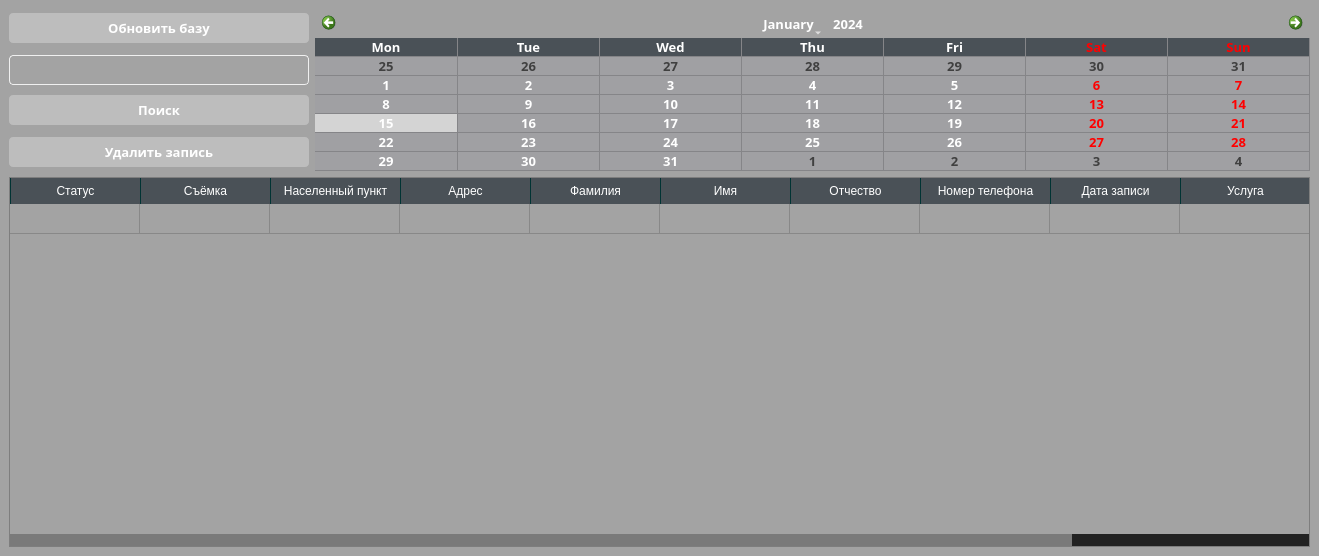
The window that ui/viewAllFormUi.ui (JavelinSx/kadastr) describes before a commit, drawn with Qt 5.
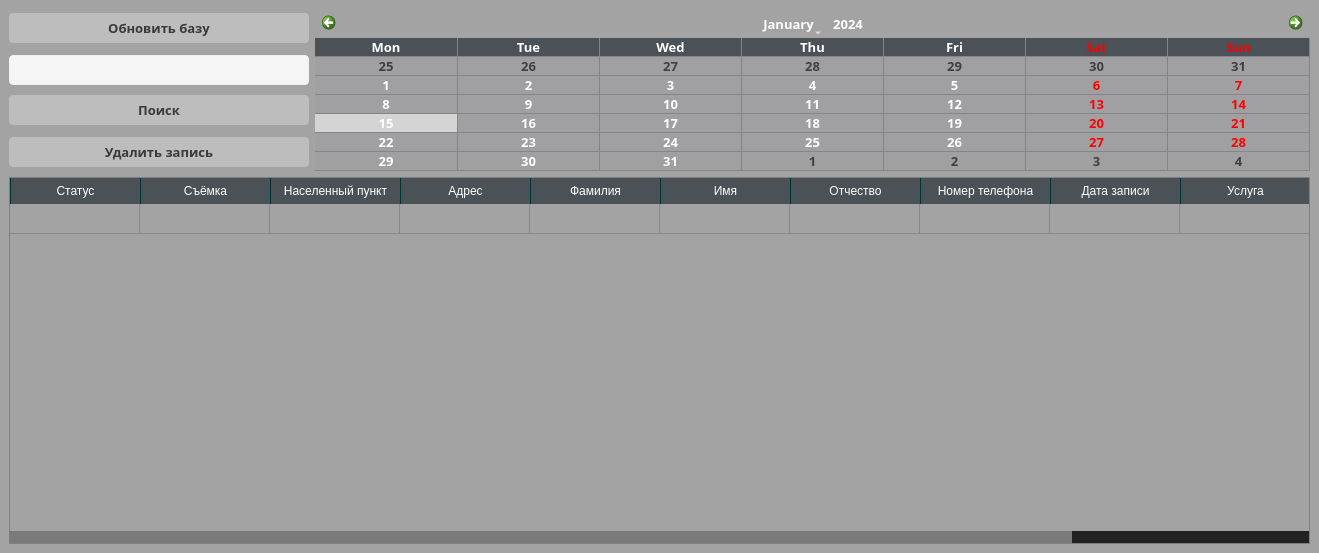
The same window after the commit. Icons and pictures are not drawn.

The edit to the form file:
```diff
--- a/ui/viewAllFormUi.ui
+++ b/ui/viewAllFormUi.ui
@@ -7,7 +7,7 @@
     <x>0</x>
     <y>0</y>
     <width>1319</width>
-    <height>556</height>
+    <height>553</height>
    </rect>
   </property>
   <property name="font">
@@ -26,9 +26,9 @@
 QWidget
 {
 	background-color: #a3a3a3;
-	color: #fff;
-	selection-background-color: #fff;
-	selection-color: #000;
+	color: #3a3a3d;
+	selection-background-color: #3a3a3d;
+	selection-color: #3a3a3d;
 
 }
 
@@ -80,7 +80,7 @@
 QPushButton
 {
 	background-color: #bdbdbd;
-	color: #fff;
+	color: #3a3a3d;
 	min-width: 80px;
 	border-radius: 4px;
 	padding: 5px;
@@ -133,8 +133,8 @@
 /*-----QLineEdit-----*/
 QLineEdit
 {
-	background-color: #lightgray;
-	color : #fff;
+	background-color: #f5f5f5;
+	color: #3a3a3d;
 	border: 1px solid #f0f0f0;
 	padding: 3px;
 	padding-left: 5px;
@@ -146,7 +146,7 @@
 /*-----QPlainTExtEdit-----*/
 QPlainTextEdit
 {
-	background-color: #575757;
+	background-color: #f5f5f5;
 	color : #fff;
 	border: 1px solid #f0f0f0;
 	padding: 3px;
@@ -156,7 +156,8 @@
 }
 QTextEdit
 {
-	background-color: #lightgray;
+	color: #3a3a3d;
+	background-color: #f5f5f5;
 	border-radius: 4px;
 	border: 1px solid #f0f0f0;
 }
@@ -189,9 +190,9 @@
 /*-----QComboBox-----*/
 QComboBox
 {
-    background-color: #lightgray;
+    background-color: #f5f5f5;
     padding-left: 6px;
-    color: #fff;
+    color: #3a3a3d;
     height: 20px;
 	border-radius: 4px;
 	border: 1px solid #f0f0f0;
@@ -253,12 +254,19 @@
 
 QDateEdit
 {
-		background-color: #lightgray;
+	    color: #3a3a3d;
+		background-color: #f5f5f5;
 		border: 1px solid #f0f0f0;
 		border-radius: 4px;
 }
-
-
+QLabel
+{
+		color: #3a3a3d;
+}
+QDateTimeEdit
+{
+		background-color: #f5f5f5;
+}
 
 /*-----QHeaderView-----*/
 QHeaderView::section
@@ -269,7 +277,10 @@
 	padding: 4px;
 	
 }
-
+QFont
+{
+		background-color: #3a3a3d;
+}
 
 QHeaderView::section:disabled
 {
@@ -789,9 +800,9 @@
          <colorrole role="WindowText">
           <brush brushstyle="SolidPattern">
            <color alpha="255">
-            <red>255</red>
-            <green>255</green>
-            <blue>255</blue>
+            <red>58</red>
+            <green>58</green>
+            <blue>61</blue>
            </color>
           </brush>
          </colorrole>
@@ -807,18 +818,18 @@
          <colorrole role="Text">
           <brush brushstyle="SolidPattern">
            <color alpha="255">
-            <red>255</red>
-            <green>255</green>
-            <blue>255</blue>
+            <red>58</red>
+            <green>58</green>
+            <blue>61</blue>
            </color>
           </brush>
          </colorrole>
          <colorrole role="ButtonText">
           <brush brushstyle="SolidPattern">
            <color alpha="255">
-            <red>255</red>
-            <green>255</green>
-            <blue>255</blue>
+            <red>58</red>
+            <green>58</green>
+            <blue>61</blue>
            </color>
           </brush>
          </colorrole>
@@ -843,18 +854,18 @@
          <colorrole role="Highlight">
           <brush brushstyle="SolidPattern">
            <color alpha="255">
-            <red>255</red>
-            <green>255</green>
-            <blue>255</blue>
+            <red>58</red>
+            <green>58</green>
+            <blue>61</blue>
            </color>
           </brush>
          </colorrole>
          <colorrole role="HighlightedText">
           <brush brushstyle="SolidPattern">
            <color alpha="255">
-            <red>0</red>
-            <green>0</green>
-            <blue>0</blue>
+            <red>58</red>
+            <green>58</green>
+            <blue>61</blue>
            </color>
           </brush>
          </colorrole>
@@ -863,9 +874,9 @@
          <colorrole role="WindowText">
           <brush brushstyle="SolidPattern">
            <color alpha="255">
-            <red>255</red>
-            <green>255</green>
-            <blue>255</blue>
+            <red>58</red>
+            <green>58</green>
+            <blue>61</blue>
            </color>
           </brush>
          </colorrole>
@@ -881,18 +892,18 @@
          <colorrole role="Text">
           <brush brushstyle="SolidPattern">
            <color alpha="255">
-            <red>255</red>
-            <green>255</green>
-            <blue>255</blue>
+            <red>58</red>
+            <green>58</green>
+            <blue>61</blue>
            </color>
           </brush>
          </colorrole>
          <colorrole role="ButtonText">
           <brush brushstyle="SolidPattern">
            <color alpha="255">
-            <red>255</red>
-            <green>255</green>
-            <blue>255</blue>
+            <red>58</red>
+            <green>58</green>
+            <blue>61</blue>
            </color>
           </brush>
          </colorrole>
@@ -917,18 +928,18 @@
          <colorrole role="Highlight">
           <brush brushstyle="SolidPattern">
            <color alpha="255">
-            <red>255</red>
-            <green>255</green>
-            <blue>255</blue>
+            <red>58</red>
+            <green>58</green>
+            <blue>61</blue>
            </color>
           </brush>
          </colorrole>
          <colorrole role="HighlightedText">
           <brush brushstyle="SolidPattern">
            <color alpha="255">
-            <red>0</red>
-            <green>0</green>
-            <blue>0</blue>
+            <red>58</red>
+            <green>58</green>
+            <blue>61</blue>
            </color>
           </brush>
          </colorrole>
@@ -937,9 +948,9 @@
          <colorrole role="WindowText">
           <brush brushstyle="SolidPattern">
            <color alpha="255">
-            <red>255</red>
-            <green>255</green>
-            <blue>255</blue>
+            <red>58</red>
+            <green>58</green>
+            <blue>61</blue>
            </color>
           </brush>
          </colorrole>
@@ -955,18 +966,18 @@
          <colorrole role="Text">
           <brush brushstyle="SolidPattern">
            <color alpha="255">
-            <red>255</red>
-            <green>255</green>
-            <blue>255</blue>
+            <red>58</red>
+            <green>58</green>
+            <blue>61</blue>
            </color>
           </brush>
          </colorrole>
          <colorrole role="ButtonText">
           <brush brushstyle="SolidPattern">
            <color alpha="255">
-            <red>255</red>
-            <green>255</green>
-            <blue>255</blue>
+            <red>58</red>
+            <green>58</green>
+            <blue>61</blue>
            </color>
           </brush>
          </colorrole>
@@ -991,18 +1002,18 @@
          <colorrole role="Highlight">
           <brush brushstyle="SolidPattern">
            <color alpha="255">
-            <red>255</red>
-            <green>255</green>
-            <blue>255</blue>
+            <red>58</red>
+            <green>58</green>
+            <blue>61</blue>
            </color>
           </brush>
          </colorrole>
          <colorrole role="HighlightedText">
           <brush brushstyle="SolidPattern">
            <color alpha="255">
-            <red>0</red>
-            <green>0</green>
-            <blue>0</blue>
+            <red>58</red>
+            <green>58</green>
+            <blue>61</blue>
            </color>
           </brush>
          </colorrole>
@@ -1194,9 +1205,9 @@
          <colorrole role="WindowText">
           <brush brushstyle="SolidPattern">
            <color alpha="255">
-            <red>255</red>
-            <green>255</green>
-            <blue>255</blue>
+            <red>58</red>
+            <green>58</green>
+            <blue>61</blue>
            </color>
           </brush>
          </colorrole>
@@ -1212,18 +1223,18 @@
          <colorrole role="Text">
           <brush brushstyle="SolidPattern">
            <color alpha="255">
-            <red>255</red>
-            <green>255</green>
-            <blue>255</blue>
+            <red>58</red>
+            <green>58</green>
+            <blue>61</blue>
            </color>
           </brush>
          </colorrole>
          <colorrole role="ButtonText">
           <brush brushstyle="SolidPattern">
            <color alpha="255">
-            <red>255</red>
-            <green>255</green>
-            <blue>255</blue>
+            <red>58</red>
+            <green>58</green>
+            <blue>61</blue>
            </color>
           </brush>
          </colorrole>
@@ -1248,18 +1259,18 @@
          <colorrole role="Highlight">
           <brush brushstyle="SolidPattern">
            <color alpha="255">
-            <red>255</red>
-            <green>255</green>
-            <blue>255</blue>
+            <red>58</red>
+            <green>58</green>
+            <blue>61</blue>
            </color>
           </brush>
          </colorrole>
          <colorrole role="HighlightedText">
           <brush brushstyle="SolidPattern">
            <color alpha="255">
-            <red>0</red>
-            <green>0</green>
-            <blue>0</blue>
+            <red>58</red>
+            <green>58</green>
+            <blue>61</blue>
            </color>
           </brush>
          </colorrole>
@@ -1268,9 +1279,9 @@
          <colorrole role="WindowText">
           <brush brushstyle="SolidPattern">
            <color alpha="255">
-            <red>255</red>
-            <green>255</green>
-            <blue>255</blue>
+            <red>58</red>
+            <green>58</green>
+            <blue>61</blue>
            </color>
           </brush>
          </colorrole>
@@ -1286,18 +1297,18 @@
          <colorrole role="Text">
           <brush brushstyle="SolidPattern">
            <color alpha="255">
-            <red>255</red>
-            <green>255</green>
-            <blue>255</blue>
+            <red>58</red>
+            <green>58</green>
+            <blue>61</blue>
            </color>
           </brush>
          </colorrole>
          <colorrole role="ButtonText">
           <brush brushstyle="SolidPattern">
            <color alpha="255">
-            <red>255</red>
-            <green>255</green>
-            <blue>255</blue>
+            <red>58</red>
+            <green>58</green>
+            <blue>61</blue>
            </color>
           </brush>
          </colorrole>
@@ -1322,18 +1333,18 @@
          <colorrole role="Highlight">
           <brush brushstyle="SolidPattern">
            <color alpha="255">
-            <red>255</red>
-            <green>255</green>
-            <blue>255</blue>
+            <red>58</red>
+            <green>58</green>
+            <blue>61</blue>
            </color>
           </brush>
          </colorrole>
          <colorrole role="HighlightedText">
           <brush brushstyle="SolidPattern">
            <color alpha="255">
-            <red>0</red>
-            <green>0</green>
-            <blue>0</blue>
+            <red>58</red>
+            <green>58</green>
+            <blue>61</blue>
            </color>
           </brush>
          </colorrole>
@@ -1396,18 +1407,18 @@
          <colorrole role="Highlight">
           <brush brushstyle="SolidPattern">
            <color alpha="255">
-            <red>255</red>
-            <green>255</green>
-            <blue>255</blue>
+            <red>58</red>
+            <green>58</green>
+            <blue>61</blue>
            </color>
           </brush>
          </colorrole>
          <colorrole role="HighlightedText">
           <brush brushstyle="SolidPattern">
            <color alpha="255">
-            <red>0</red>
-            <green>0</green>
-            <blue>0</blue>
+            <red>58</red>
+            <green>58</green>
+            <blue>61</blue>
            </color>
           </brush>
          </colorrole>
```
